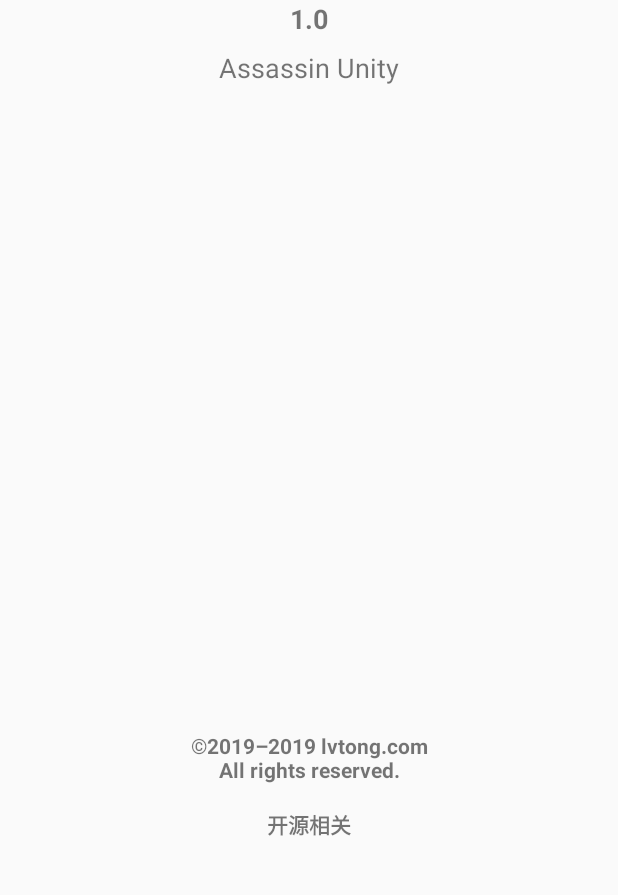
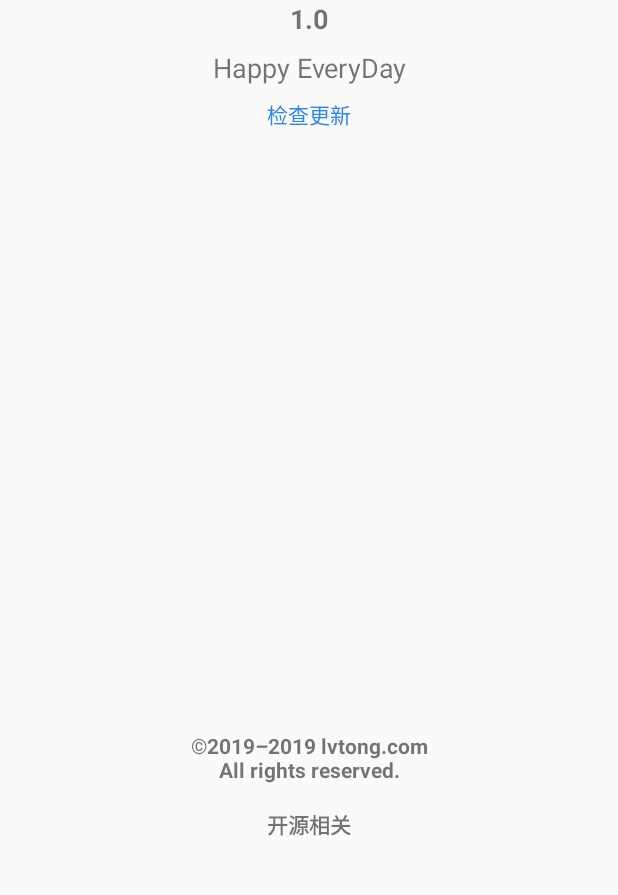
Before and after one commit to 17859762411/ToDoList, an Android app: the AboutActivity screen opened directly, with no data from a screen before it, on a phone screen of 412 x 824 dp, the part 324-1219 px from its top. Run offline under Robolectric (Android 15) with nearby library versions, the phone set to English and light mode, and no system bars.

Commit message:
项目文件优化
删除不需要的文件

```diff
--- a/app/src/main/java/com/android/lvtong/todolist/menu/AboutActivity.java
+++ b/app/src/main/java/com/android/lvtong/todolist/menu/AboutActivity.java
@@ -1,15 +1,48 @@
 package com.android.lvtong.todolist.menu;
 
+import android.os.Handler;
 import android.support.v7.app.AppCompatActivity;
 import android.os.Bundle;
+import android.view.View;
+import android.widget.TextView;
+import android.widget.Toast;
 
 import com.android.lvtong.todolist.R;
 
+import java.util.Timer;
+
 public class AboutActivity extends AppCompatActivity {
+    private TextView mOpenSources;
+    private TextView mCheckUpdate;
 
     @Override
     protected void onCreate(Bundle savedInstanceState) {
         super.onCreate(savedInstanceState);
         setContentView(R.layout.activity_about);
+
+        mOpenSources = findViewById(R.id.open_source);
+        mOpenSources.setOnClickListener(new View.OnClickListener() {
+            @Override
+            public void onClick(View v) {
+                Toast.makeText(AboutActivity.this, "暂无", Toast.LENGTH_SHORT).show();
+            }
+        });
+
+        mCheckUpdate = findViewById(R.id.check_update);
+        mCheckUpdate.setOnClickListener(new View.OnClickListener() {
+            @Override
+            public void onClick(View v) {
+                Toast.makeText(AboutActivity.this, "检查更新中", Toast.LENGTH_SHORT).show();
+                //3秒后执行Runnable中的run方法
+                Handler handler = new Handler();
+                handler.postDelayed(new Runnable() {
+                    @Override
+                    public void run() {
+                        Toast.makeText(AboutActivity.this, "已经是最新版本了", Toast.LENGTH_SHORT).show();
+                    }
+                }, 1000);
+
+            }
+        });
     }
 }
--- a/app/src/main/res/layout/activity_about.xml
+++ b/app/src/main/res/layout/activity_about.xml
@@ -41,6 +41,7 @@
         android:layout_marginEnd="8dp"
         android:text="@string/slogan"
         android:textSize="18sp"
+        android:gravity="center"
         app:layout_constraintEnd_toEndOf="parent"
         app:layout_constraintStart_toStartOf="parent"
         app:layout_constraintTop_toBottomOf="@+id/version" />
@@ -72,5 +73,18 @@
         app:layout_constraintEnd_toEndOf="parent"
         app:layout_constraintStart_toStartOf="parent" />
 
+    <TextView
+        android:id="@+id/check_update"
+        android:layout_width="wrap_content"
+        android:layout_height="wrap_content"
+        android:layout_marginStart="8dp"
+        android:layout_marginTop="8dp"
+        android:layout_marginEnd="8dp"
+        android:textColor="@color/google_blue"
+        android:text="@string/check_update"
+        app:layout_constraintEnd_toEndOf="parent"
+        app:layout_constraintStart_toStartOf="parent"
+        app:layout_constraintTop_toBottomOf="@+id/slogan" />
+
 
 </android.support.constraint.ConstraintLayout>
--- a/app/src/main/res/values/strings.xml
+++ b/app/src/main/res/values/strings.xml
@@ -9,7 +9,7 @@
 
     <string name="icon_about">icon_about</string>
     <string name="version">1.0</string>
-    <string name="slogan">Assassin Unity</string>
+    <string name="slogan">Happy EveryDay</string>
     <string name="year_from_to">©2019–2019 lvtong.com\nAll rights reserved.</string>
     <string name="open_source">开源相关</string>
     <string name="about_us">关于</string>
@@ -17,4 +17,5 @@
     <string name="pref_top_imageview_switch">top_imageview_switch</string>
     <string name="myDay">我的一天</string>
     <string name="task">任务</string>
+    <string name="check_update">检查更新</string>
 </resources>
```
Also changed, not shown: app/src/main/res/drawable/bg_img.xml (deleted, +0 -24 lines), app/src/main/res/layout/fragment_todo_list.xml (+10 -12 lines), app/src/main/res/drawable/background.png (deleted), app/src/main/res/drawable/hot_water_right.jpg (deleted), app/src/main/res/drawable/img000.png (deleted), app/src/main/res/drawable/img027.jpg (deleted), app/src/main/res/drawable/img042.jpg (deleted), app/src/main/res/drawable/img063s.jpg (deleted), app/src/main/res/drawable/img065.png (deleted), 2 other files.
